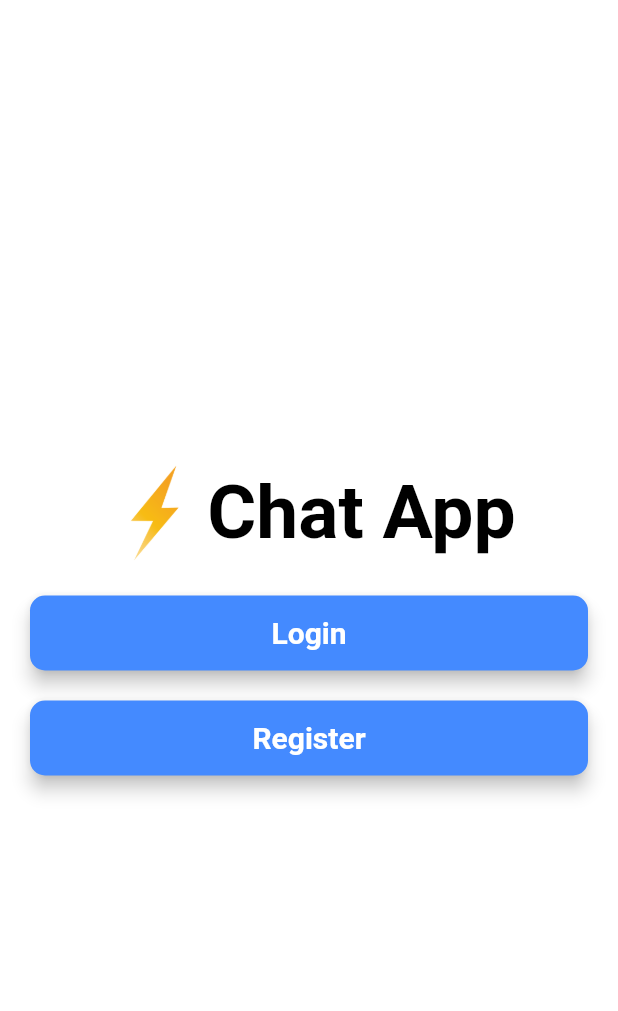
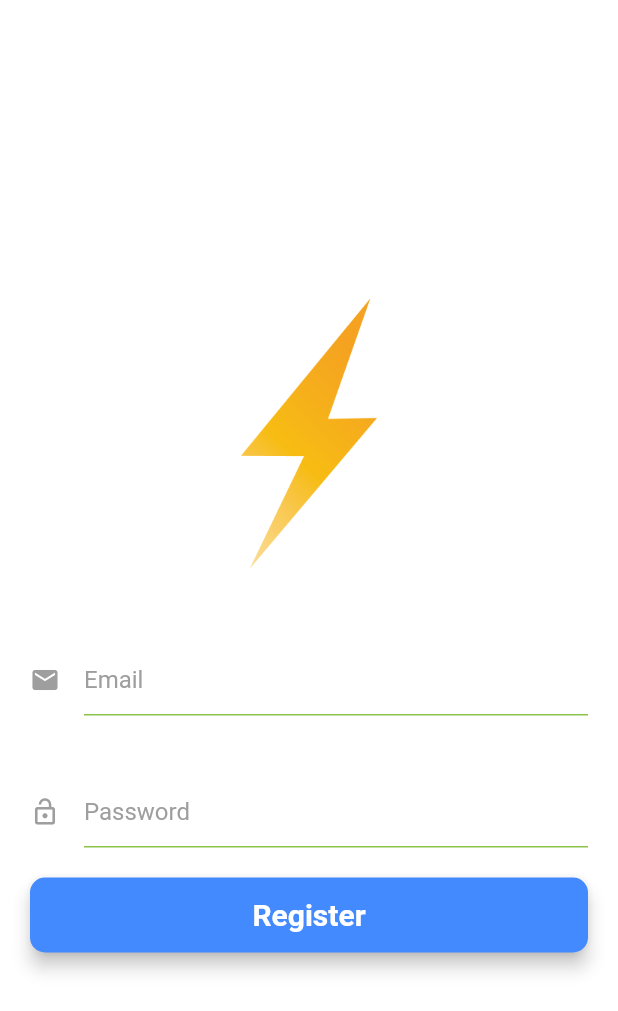
Before and after one commit to rishabh-1004/ChatApp, a Flutter app: the screen it shows after launch, after a tap on "Register", on a phone screen of 412 x 824 dp. Shown: the top 1011 px of the screen. Run offline on Flutter 3.47's test engine with Material 2 defaults, Android fonts, the phone set to English and light mode, and no system bars; our stand-ins replace animated_text_kit, firebase_auth, firebase_core; accounts and stored records are empty.

Commit message:
Register using firebase

```diff
--- a/lib/main.dart
+++ b/lib/main.dart
@@ -2,8 +2,13 @@ import 'package:flutter/material.dart';
 import 'package:chat_app/screens/welcome_screen.dart';
 import 'screens/login_screen.dart';
 import 'screens/welcome_screen.dart';
+import 'screens/register_screen.dart';
+import 'screens/chat_screen.dart';
+import 'package:firebase_core/firebase_core.dart';
 
-void main() {
+void main() async {
+  WidgetsFlutterBinding.ensureInitialized();
+  await Firebase.initializeApp();
   runApp(MyApp());
 }
 
@@ -22,6 +27,8 @@ class MyApp extends StatelessWidget {
       routes: {
         WelcomeScreen.id: (context) => WelcomeScreen(),
         LoginScreen.id: (context) => LoginScreen(),
+        RegisterScreen.id: (context) => RegisterScreen(),
+        ChatScreen.id: (context) => ChatScreen(),
       },
     );
   }
--- a/lib/screens/register_screen.dart
+++ b/lib/screens/register_screen.dart
@@ -0,0 +1,71 @@
+import 'package:flutter/material.dart';
+import '../widgets/CustomTextField.dart';
+import '../widgets/CustomButton.dart';
+import 'package:firebase_auth/firebase_auth.dart';
+import 'package:firebase_core/firebase_core.dart';
+import 'chat_screen.dart';
+
+class RegisterScreen extends StatefulWidget {
+  static const id = 'Register Screen';
+
+  @override
+  _RegisterScreenState createState() => _RegisterScreenState();
+}
+
+class _RegisterScreenState extends State<RegisterScreen> {
+  String email;
+  String password;
+  FirebaseAuth _auth = FirebaseAuth.instance;
+
+  @override
+  Widget build(BuildContext context) {
+    return Scaffold(
+      backgroundColor: Colors.white,
+      body: Column(
+        mainAxisAlignment: MainAxisAlignment.center,
+        crossAxisAlignment: CrossAxisAlignment.stretch,
+        children: [
+          Container(
+            height: 200,
+            width: 100,
+            child: Image.asset('images/logo.png'),
+          ),
+          SizedBox(
+            height: 20,
+          ),
+          CustomTextField(
+              iconType: Icons.email,
+              hint: 'Email',
+              visibility: false,
+              textInput: (value) {
+                setState(() {
+                  email = value;
+                });
+              }),
+          CustomTextField(
+            iconType: Icons.lock_open,
+            hint: 'Password',
+            visibility: true,
+            textInput: (value) {
+              setState(() {
+                password = value;
+              });
+            },
+          ),
+          CustomButtom(
+            buttonName: 'Register',
+            buttonUse: () async {
+              var user = await _auth.createUserWithEmailAndPassword(
+                  email: email, password: password);
+              if (user != null) {
+                Navigator.pushNamed(context, ChatScreen.id);
+              } else {
+                print('error');
+              }
+            },
+          ),
+        ],
+      ),
+    );
+  }
+}
--- a/lib/screens/welcome_screen.dart
+++ b/lib/screens/welcome_screen.dart
@@ -1,8 +1,11 @@
+import 'package:chat_app/screens/register_screen.dart';
 import 'package:flutter/cupertino.dart';
 import 'package:flutter/gestures.dart';
 import 'package:flutter/material.dart';
 import '../widgets/CustomButton.dart';
 import '../screens/login_screen.dart';
+import '../screens/register_screen.dart';
+import 'package:animated_text_kit/animated_text_kit.dart';
 
 class WelcomeScreen extends StatefulWidget {
   static const String id = 'WelcomeScreen';
@@ -11,7 +14,26 @@ class WelcomeScreen extends StatefulWidget {
   _WelcomeScreenState createState() => _WelcomeScreenState();
 }
 
-class _WelcomeScreenState extends State<WelcomeScreen> {
+class _WelcomeScreenState extends State<WelcomeScreen>
+    with SingleTickerProviderStateMixin {
+  AnimationController animationController;
+  Animation animate;
+
+  @override
+  void initState() {
+    super.initState();
+
+    animationController = AnimationController(
+        duration: Duration(seconds: 1), vsync: this, upperBound: 1);
+    animationController.forward();
+
+    animate =
+        CurvedAnimation(parent: animationController, curve: Curves.bounceIn);
+    animationController.addListener(() {
+      setState(() {});
+    });
+  }
+
   @override
   Widget build(BuildContext context) {
     return Scaffold(
@@ -23,14 +45,17 @@ class _WelcomeScreenState extends State<WelcomeScreen> {
           Row(
             mainAxisAlignment: MainAxisAlignment.center,
             children: [
-              Container(
-                child: Image.asset('images/logo.png'),
-                height: 70,
-                width: 70,
+              Hero(
+                tag: 'logo',
+                child: Container(
+                  child: Image.asset('images/logo.png'),
+                  height: animationController.value * 100,
+                  width: 70,
+                ),
               ),
-              Text(
-                "Chat App",
-                style: TextStyle(
+              TypewriterAnimatedTextKit(
+                text: ["Chat App"],
+                textStyle: TextStyle(
                   fontSize: 50,
                   fontWeight: FontWeight.bold,
                   color: Colors.black,
@@ -53,7 +78,7 @@ class _WelcomeScreenState extends State<WelcomeScreen> {
           CustomButtom(
             buttonName: 'Register',
             buttonUse: () {
-              print("Registerd");
+              Navigator.pushNamed(context, RegisterScreen.id);
             },
           ),
         ],
--- a/pubspec.yaml
+++ b/pubspec.yaml
@@ -30,6 +30,10 @@ dependencies:
   cupertino_icons: ^0.1.3
 
 dev_dependencies:
+  animated_text_kit: ^2.2.0
+  firebase_core: ^0.5.0
+  firebase_auth: ^0.18.1+1
+  cloud_firestore: ^0.14.1+1
   flutter_test:
     sdk: flutter
 
```
Also changed, not shown: lib/screens/chat_screen.dart (added, +62 -0 lines), lib/screens/login_screen.dart (+10 -4 lines), pubspec.lock, 3 other files.
